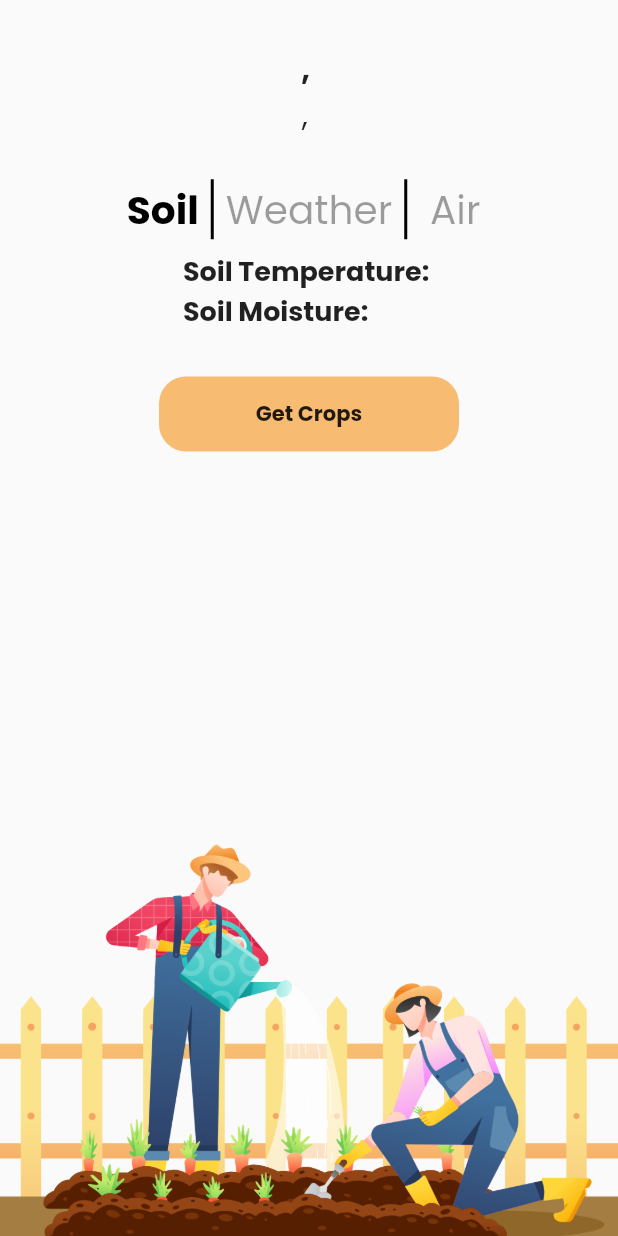
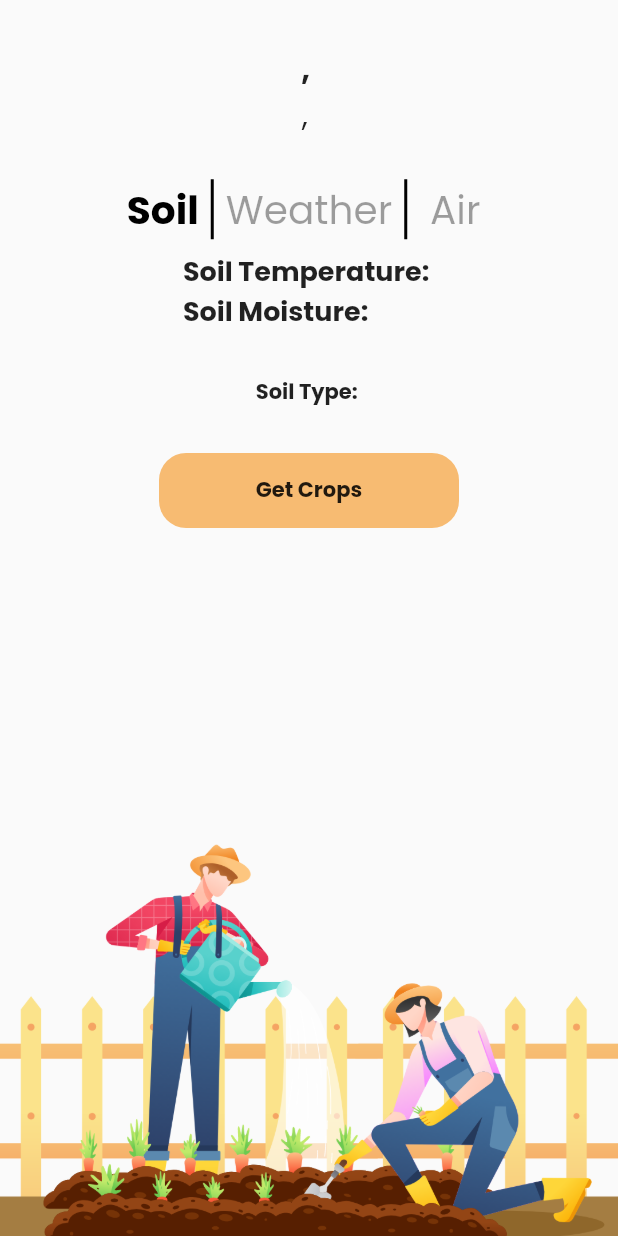
Before and after one commit to Mohit-Gajjar/DiGiAgro, a Flutter app: the Home screen opened directly, on a phone screen of 412 x 824 dp. Run offline on Flutter 3.47's test engine with Material 2 defaults, Android fonts, the phone set to English and light mode, and no system bars; our stand-ins replace cloud_firestore, dio, firebase_core, google_fonts, location; accounts and stored records are empty.

Commit message:
Added Soil Type

```diff
--- a/lib/Components/soil.dart
+++ b/lib/Components/soil.dart
@@ -2,8 +2,12 @@ import 'package:digiagro/crops.dart';
 import 'package:flutter/material.dart';
 
 class Soil extends StatefulWidget {
-  final String temp, moisture;
-  const Soil({Key? key, required this.temp, required this.moisture})
+  final String temp, moisture, type;
+  const Soil(
+      {Key? key,
+      required this.temp,
+      required this.moisture,
+      required this.type})
       : super(key: key);
 
   @override
@@ -49,6 +53,20 @@ class _SoilState extends State<Soil> {
         const SizedBox(
           height: 30,
         ),
+        Row(
+          mainAxisAlignment: MainAxisAlignment.center,
+          children: [
+            const Text("Soil Type: ",
+                style: TextStyle(fontSize: 14, fontWeight: FontWeight.bold)),
+            Text(widget.type,
+                style: const TextStyle(
+                  fontSize: 14,
+                )),
+          ],
+        ),
+        const SizedBox(
+          height: 30,
+        ),
         InkWell(
           onTap: () => Navigator.pushReplacement(
               context, MaterialPageRoute(builder: (context) => const Crops())),
--- a/lib/Sercives/services.dart
+++ b/lib/Sercives/services.dart
@@ -1,3 +1,15 @@
-class Database{
+import 'package:cloud_firestore/cloud_firestore.dart';
 
+class Database {
+
+
+  Future<String> getData(String city) async {
+    CollectionReference reference =
+        FirebaseFirestore.instance.collection('soil');
+
+    DocumentSnapshot snapshot = await reference.doc(city).get();
+    var dataOfSoil = snapshot.data() as Map;
+
+    return dataOfSoil['soil'].toString();
+  }
 }
--- a/lib/home.dart
+++ b/lib/home.dart
@@ -1,6 +1,7 @@
 import 'package:digiagro/Components/air.dart';
 import 'package:digiagro/Components/soil.dart';
 import 'package:digiagro/Components/weather.dart';
+import 'package:digiagro/Sercives/services.dart';
 import 'package:dio/dio.dart';
 import 'package:flutter/material.dart';
 import 'package:location/location.dart';
@@ -79,6 +80,7 @@ class _HomeState extends State<Home> {
       ozoneWeather = "";
 
   String temp = "", moisture = "";
+  String soilType = "";
   _getData() async {
     _locationData = await location.getLocation();
 
@@ -133,14 +135,15 @@ class _HomeState extends State<Home> {
         pressure = weatherData['data']['pressure'].toString();
         uvindex = weatherData['data']['uvIndex'].toString();
         ozoneWeather = weatherData['data']['ozone'].toString();
-
+        Database().getData(city).then((value) {
+          setState(() {
+            soilType = value;
+          });
+        });
+        // Soil Data of User's Location
         temp = soilData['data'][0]['soil_temperature'].toString();
         moisture = soilData['data'][0]['soil_moisture'].toString();
       });
-
-      // print(soilData['data'][0]['soil_temperature'].toString());
-      // print(city);
-
     } catch (e) {
       print(e);
     }
@@ -245,6 +248,7 @@ class _HomeState extends State<Home> {
                 ? Soil(
                     moisture: moisture,
                     temp: temp,
+                    type: soilType,
                   )
                 : weatherBool
                     ? Weather(
```
